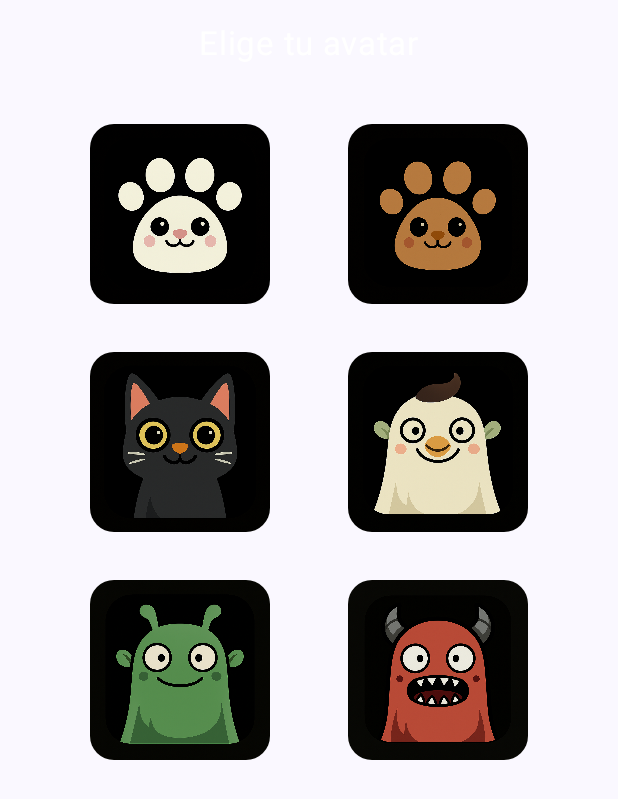
After one commit to PauPin2013/RacingPower, an Android app built with Jetpack Compose: the composable AvatarSelectionScreen called with empty values, on a phone screen of 412 x 824 dp. The commit adds this screen. Shown: the top 799 px of the screen. Run offline under Robolectric (Android 15) with nearby library versions, the phone set to English and light mode, and no system bars; our stand-ins replace Firebase (no records; nobody signed in at launch, a user with empty details on screens opened directly).

Commit message:
Aumento de avatares

```diff
--- /dev/null
+++ b/app/src/main/java/com/example/racingpower/views/AvatarSelectionScreen.kt
@@ -0,0 +1,83 @@
+package com.example.racingpower.views
+
+import android.widget.Toast
+import androidx.compose.foundation.Image
+import androidx.compose.foundation.clickable
+import androidx.compose.foundation.layout.*
+import androidx.compose.foundation.shape.RoundedCornerShape
+import androidx.compose.material3.*
+import androidx.compose.runtime.*
+import androidx.compose.ui.Alignment
+import androidx.compose.ui.Modifier
+import androidx.compose.ui.graphics.Color
+import androidx.compose.ui.platform.LocalContext
+import androidx.compose.ui.res.painterResource
+import androidx.compose.ui.unit.dp
+import androidx.compose.ui.unit.sp
+import androidx.navigation.NavController
+import com.google.firebase.firestore.FirebaseFirestore
+import com.example.racingpower.R
+
+@Composable
+fun AvatarSelectionScreen(userId: String, navController: NavController) {
+    val context = LocalContext.current
+
+    val avatarList = listOf(
+        R.drawable.avatar1,
+        R.drawable.avatar2,
+        R.drawable.avatar3,
+        R.drawable.avatar4,
+        R.drawable.avatar5,
+        R.drawable.avatar6
+    )
+
+    Column(
+        modifier = Modifier
+            .fillMaxSize()
+            .padding(16.dp),
+        horizontalAlignment = Alignment.CenterHorizontally
+    ) {
+        Text("Elige tu avatar", fontSize = 22.sp, color = Color.White)
+
+        Spacer(modifier = Modifier.height(24.dp))
+
+        for (row in avatarList.chunked(2)) {
+            Row(
+                modifier = Modifier
+                    .fillMaxWidth()
+                    .padding(vertical = 8.dp),
+                horizontalArrangement = Arrangement.SpaceEvenly
+            ) {
+                for (avatar in row) {
+                    Card(
+                        modifier = Modifier
+                            .padding(8.dp)
+                            .size(120.dp)
+                            .clickable {
+                                val db = FirebaseFirestore.getInstance()
+                                db.collection("users").document(userId)
+                                    // *** CAMBIO CLAVE AQUÍ: Guarda el ID del recurso directamente ***
+                                    .update("avatarResId", avatar) // <-- Guardamos el ID del recurso (Int)
+
+                                    .addOnSuccessListener {
+                                        Toast.makeText(context, "Avatar actualizado", Toast.LENGTH_SHORT).show()
+                                        navController.popBackStack()
+                                    }
+                                    .addOnFailureListener { e ->
+                                        Toast.makeText(context, "Error al actualizar avatar: ${e.localizedMessage}", Toast.LENGTH_LONG).show()
+                                    }
+                            },
+                        shape = RoundedCornerShape(16.dp),
+                        colors = CardDefaults.cardColors(containerColor = Color.White)
+                    ) {
+                        Image(
+                            painter = painterResource(id = avatar),
+                            contentDescription = null,
+                            modifier = Modifier.fillMaxSize()
+                        )
+                    }
+                }
+            }
+        }
+    }
+}
```
Also changed, not shown: app/src/main/java/com/example/racingpower/MainActivity.kt (+31 -20 lines), app/src/main/java/com/example/racingpower/views/GameSelectionScreen.kt (+65 -46 lines), app/src/main/java/com/example/racingpower/views/InfiniteBoatGameScreen.kt (+26 -4 lines), app/src/main/java/com/example/racingpower/views/InfiniteGameScreen.kt (+24 -3 lines), app/src/main/java/com/example/racingpower/views/InfinitePlaneGameScreen.kt (+24 -2 lines), app/src/main/res/drawable/avatar1.png (added), app/src/main/res/drawable/avatar2.png (added), app/src/main/res/drawable/avatar3.png (added), app/src/main/res/drawable/avatar4.png (added), app/src/main/res/drawable/avatar5.png (added), app/src/main/res/drawable/avatar6.png (added), app/src/main/res/drawable/boat_icon.png.
